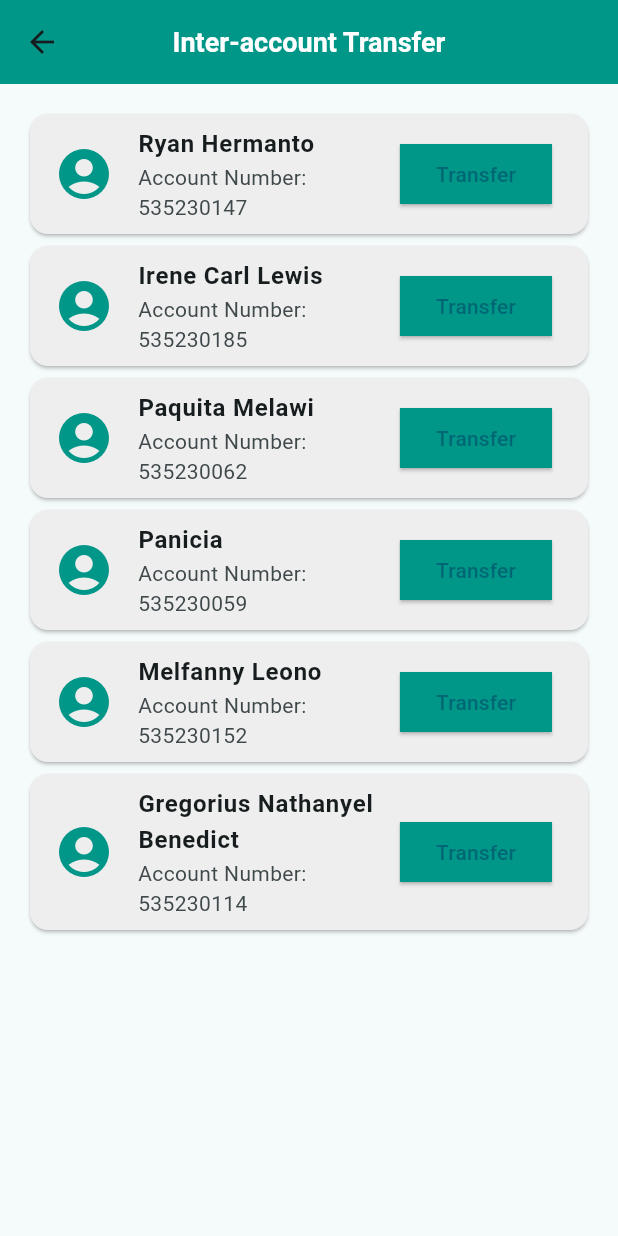
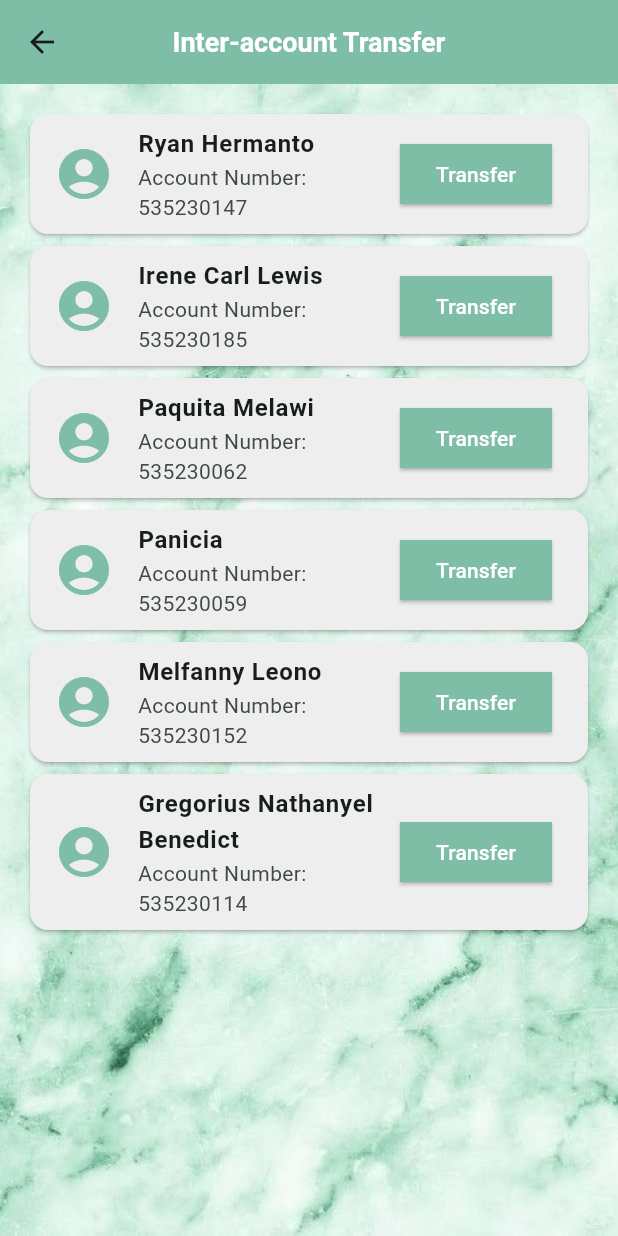
Before and after one commit to iunoz/uts_mobile_banking, a Flutter app: the InteraccounttransferScreen screen opened directly, on a phone screen of 412 x 824 dp. Run offline on Flutter 3.47's test engine with Material 3 defaults, Android fonts, the light colour scheme and no system bars; our stand-ins replace animated_splash_screen, font_awesome_flutter, image_picker, lottie, qr_flutter, shared_preferences; missing offline and left inert: qr_code_scanner; accounts and stored records are empty.

Commit message:
revisi background untuk interaccount warna dan lain lainnya

```diff
--- a/lib/screens/interaccounttransfer_screen.dart
+++ b/lib/screens/interaccounttransfer_screen.dart
@@ -17,13 +17,21 @@ class InteraccounttransferScreen extends StatelessWidget {
           ),
         ),
         centerTitle: true,
-        backgroundColor: Colors.teal,
+        backgroundColor: const Color(0xFF7EBDA6), // Ganti dengan warna baru
       ),
-      body: Padding(
+      body: Container(
+        // Tambahkan background image
+        decoration: const BoxDecoration(
+          image: DecorationImage(
+            image: AssetImage('assets/images/bg.jpg'), // Path ke background image
+            fit: BoxFit.cover, // Sesuaikan gambar dengan layar
+          ),
+        ),
+        child: Padding(
           padding: const EdgeInsets.all(16.0),
-        child: ListView(  // Ganti Column menjadi ListView agar bisa di-scroll
+          child: Column(
             children: [
-            // List account cards
+              // List account cards (seperti sebelumnya)
               _buildAccountCard(
                 context,
                 "Ryan Hermanto",
@@ -57,6 +65,7 @@ class InteraccounttransferScreen extends StatelessWidget {
             ],
           ),
         ),
+      ),
     );
   }
 
@@ -65,7 +74,7 @@ class InteraccounttransferScreen extends StatelessWidget {
     return Card(
       color: Colors.grey[200],
       child: ListTile(
-        leading: const Icon(Icons.account_circle, size: 40, color: Colors.teal),
+        leading: const Icon(Icons.account_circle, size: 40, color: Color(0xFF7EBDA6)), // Ganti dengan warna baru
         title: Text(
           accountName,
           style: const TextStyle(fontWeight: FontWeight.bold),
@@ -97,9 +106,14 @@ class InteraccounttransferScreen extends StatelessWidget {
             shape: RoundedRectangleBorder(
               borderRadius: BorderRadius.circular(0), // Persegi panjang
             ),
-            backgroundColor: Colors.teal,
+            backgroundColor: const Color(0xFF7EBDA6), // Ganti dengan warna baru
           ),
-          child: const Text("Transfer"),
+          child: const Text(
+            "Transfer",
+            style: TextStyle(
+              color: Colors.white, // Mengubah warna teks menjadi putih
+            ),
+          ),
         ),
       ),
     );
```
Lines whose indentation alone changed are shown as unchanged.
